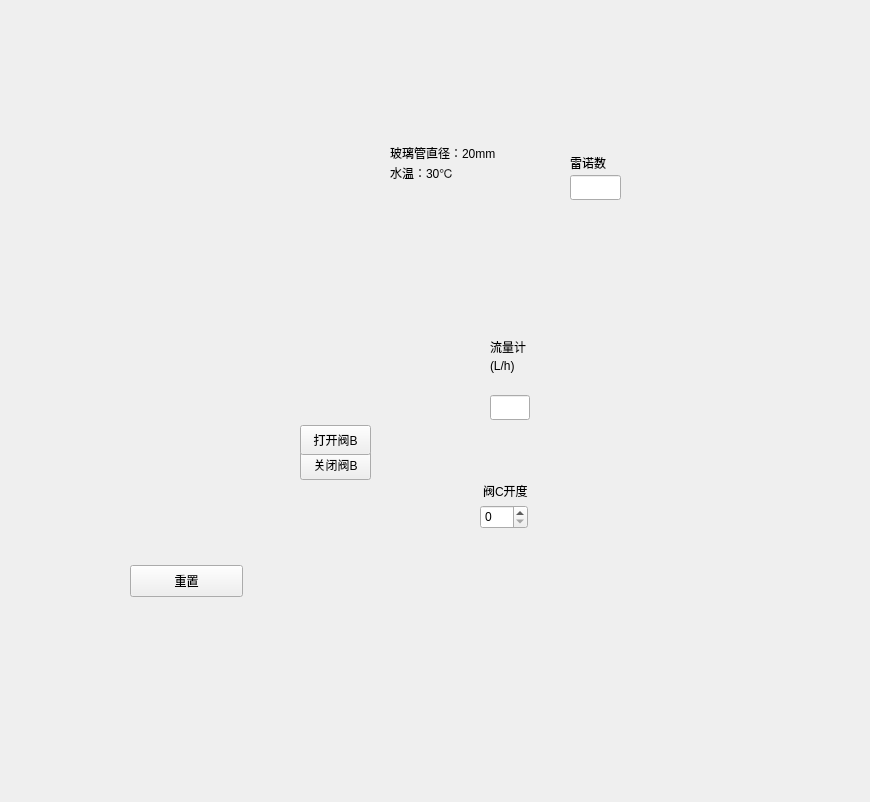
This is view/simulation.ui in siweiyangsiwei/sprPthonProjext as Qt 5 draws it before an edit. The edited form follows.
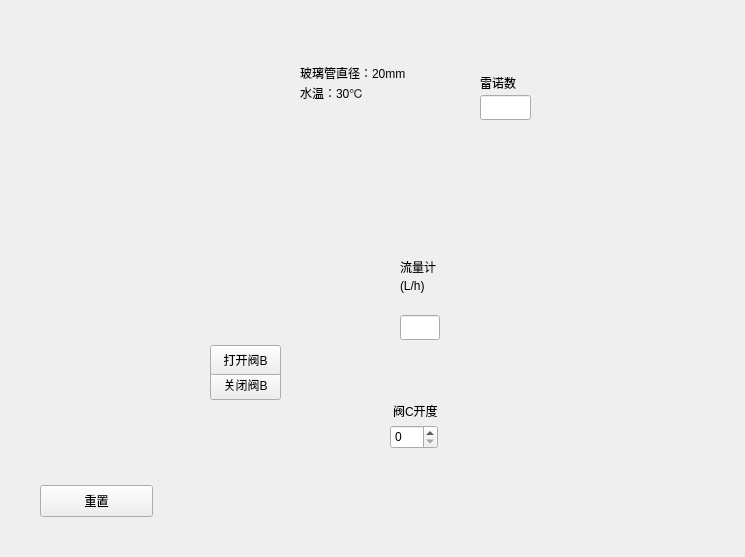
This is the edited form. Icons and pictures are not drawn.

The edit to the form file:
```diff
--- a/view/simulation.ui
+++ b/view/simulation.ui
@@ -6,8 +6,8 @@
    <rect>
     <x>0</x>
     <y>0</y>
-    <width>870</width>
-    <height>802</height>
+    <width>745</width>
+    <height>557</height>
    </rect>
   </property>
   <property name="windowTitle">
@@ -16,8 +16,8 @@
   <widget class="QStackedWidget" name="verticalStackedWidget">
    <property name="geometry">
     <rect>
-     <x>100</x>
-     <y>90</y>
+     <x>10</x>
+     <y>10</y>
      <width>671</width>
      <height>561</height>
     </rect>
```
Left out of the diff: 155 changed lines with no effect on the pictures.
